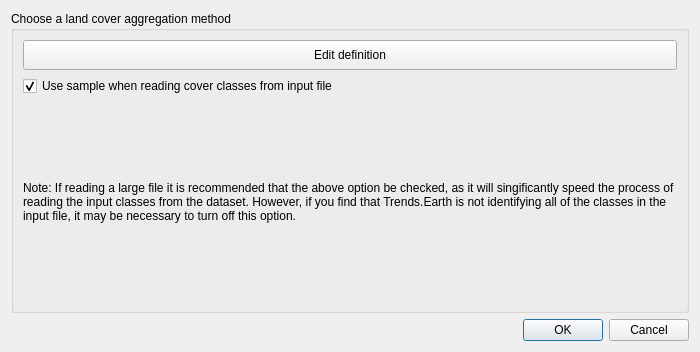
Qt form LDMP/gui/DlgImportDataLC.ui (ConservationInternational/trends.earth) before a commit.
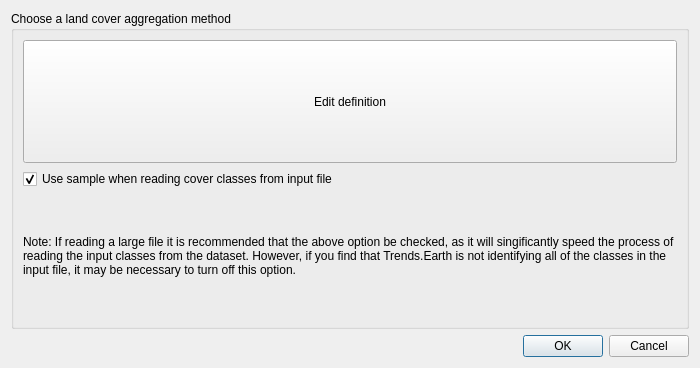
The same form after that commit.

```diff
--- a/LDMP/gui/DlgImportDataLC.ui
+++ b/LDMP/gui/DlgImportDataLC.ui
@@ -10,7 +10,7 @@
     <x>0</x>
     <y>0</y>
     <width>700</width>
-    <height>352</height>
+    <height>368</height>
    </rect>
   </property>
   <property name="sizePolicy">
@@ -31,6 +31,12 @@
      <property name="enabled">
       <bool>true</bool>
      </property>
+     <property name="sizePolicy">
+      <sizepolicy hsizetype="Preferred" vsizetype="Minimum">
+       <horstretch>0</horstretch>
+       <verstretch>0</verstretch>
+      </sizepolicy>
+     </property>
      <property name="title">
       <string>Choose a land cover aggregation method</string>
      </property>
@@ -41,7 +47,7 @@
          <bool>true</bool>
         </property>
         <property name="sizePolicy">
-         <sizepolicy hsizetype="Expanding" vsizetype="Fixed">
+         <sizepolicy hsizetype="Expanding" vsizetype="Minimum">
           <horstretch>0</horstretch>
           <verstretch>0</verstretch>
          </sizepolicy>
```
